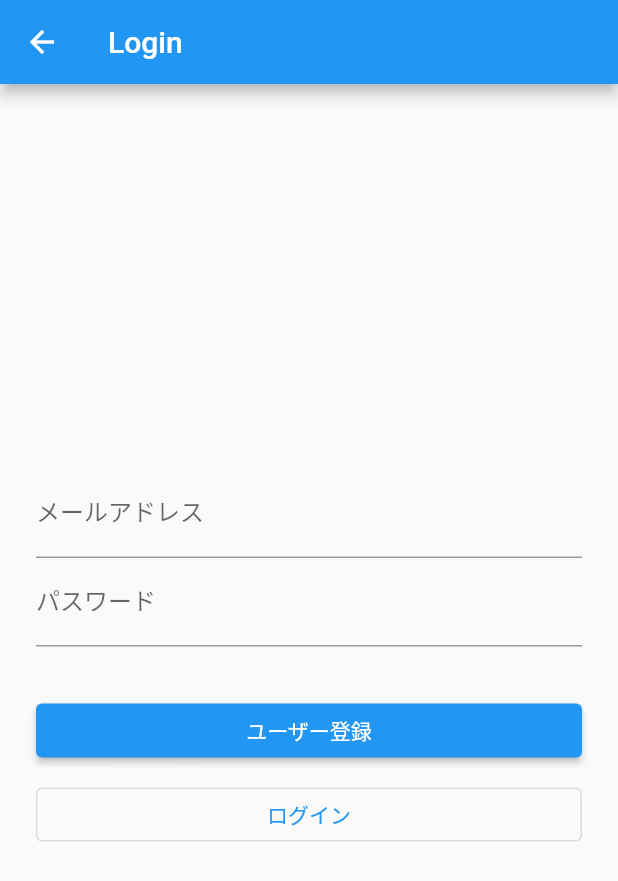
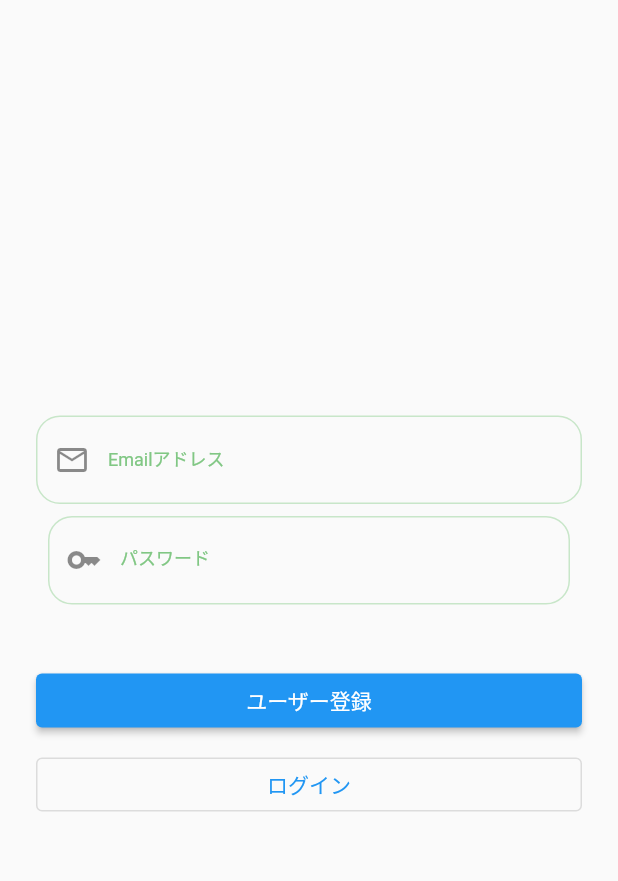
Before and after one commit to s1534/Masp, a Flutter app: the SettingPage screen opened directly, on a phone screen of 412 x 824 dp. Shown: the top 881 px of the screen. Run offline on Flutter 3.47's test engine with Material 2 defaults, Android fonts, the phone set to English and light mode, and no system bars; our stand-ins replace firebase_auth, firebase_core, flutter_datetime_picker, flutter_native_splash; missing offline and left inert: firebase_auth_web, firebase_core_web; accounts and stored records are empty.

Commit message:
change login UI

```diff
--- a/lib/setting.dart
+++ b/lib/setting.dart
@@ -20,9 +20,6 @@ class _SettingPageState extends State<SettingPage> {
 
   Widget build(BuildContext context) {
     return Scaffold(
-      appBar: AppBar(
-        title: Text("Login"),
-      ),
       body: Center(
         child: Container(
           padding: EdgeInsets.all(24),
@@ -31,7 +28,30 @@ class _SettingPageState extends State<SettingPage> {
             children: <Widget>[
               // メールアドレス入力
               TextFormField(
-                decoration: InputDecoration(labelText: 'メールアドレス'),
+                decoration: InputDecoration(
+                  focusedBorder: OutlineInputBorder(
+                    borderRadius: BorderRadius.circular(16),
+                    borderSide: const BorderSide(
+                      color: Colors.green,
+                      width: 2.0,
+                    ),
+                  ),
+                  labelStyle: TextStyle(
+                    fontSize: 12,
+                    color: Colors.green[300],
+                  ),
+                  labelText: 'Emailアドレス',
+                  prefixIcon:
+                      Icon(IconData(0xf018, fontFamily: 'MaterialIcons')),
+                  floatingLabelStyle: const TextStyle(fontSize: 12),
+                  enabledBorder: OutlineInputBorder(
+                    borderRadius: BorderRadius.circular(16),
+                    borderSide: BorderSide(
+                      color: Colors.green[100]!,
+                      width: 1.0,
+                    ),
+                  ),
+                ),
                 onChanged: (String value) {
                   setState(() {
                     email = value;
@@ -39,14 +59,40 @@ class _SettingPageState extends State<SettingPage> {
                 },
               ),
               // パスワード入力
-              TextFormField(
-                decoration: InputDecoration(labelText: 'パスワード'),
+              Padding(
+                padding: const EdgeInsets.all(8.0),
+                child: TextFormField(
+                  decoration: InputDecoration(
+                    focusedBorder: OutlineInputBorder(
+                      borderRadius: BorderRadius.circular(16),
+                      borderSide: const BorderSide(
+                        color: Colors.green,
+                        width: 2.0,
+                      ),
+                    ),
+                    labelStyle: TextStyle(
+                      fontSize: 12,
+                      color: Colors.green[300],
+                    ),
+                    labelText: 'パスワード',
+                    prefixIcon:
+                        Icon(IconData(0xf052b, fontFamily: 'MaterialIcons')),
+                    floatingLabelStyle: const TextStyle(fontSize: 12),
+                    enabledBorder: OutlineInputBorder(
+                      borderRadius: BorderRadius.circular(16),
+                      borderSide: BorderSide(
+                        color: Colors.green[100]!,
+                        width: 1.0,
+                      ),
+                    ),
+                  ),
                   obscureText: true,
                   onChanged: (String value) {
                     setState(() {
                       password = value;
                     });
                   },
+                ),
               ),
               Container(
                 padding: EdgeInsets.all(8),
```
Also changed, not shown: 86 other files. Lines whose indentation alone changed are shown as unchanged.
